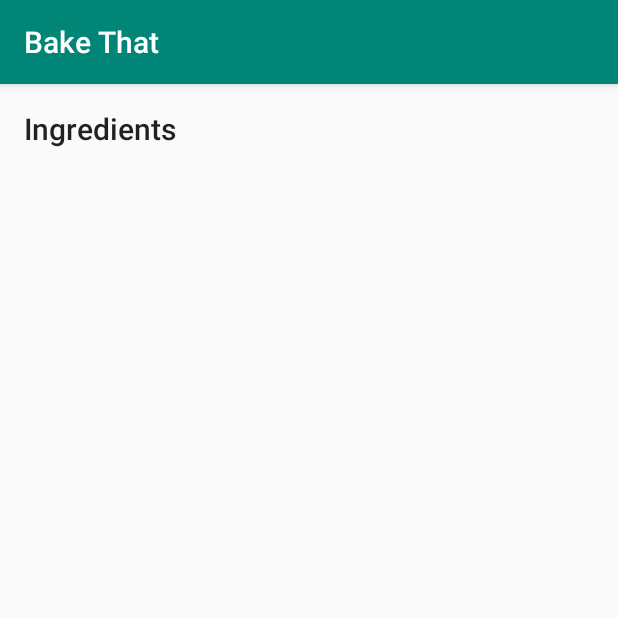
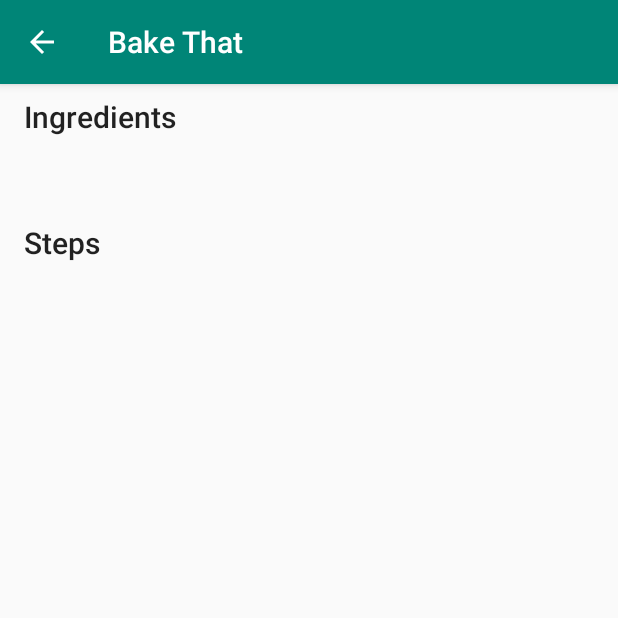
Before and after one commit to marios-codes/BakeThat, an Android app: the RecipeStepsActivity screen opened directly, with no data from a screen before it, on a phone screen of 412 x 824 dp, the top half of it. Run offline under Robolectric (Android 15) with nearby library versions, the phone set to English and light mode, and no system bars; our stand-ins replace ButterKnife, Timber; 3 statements that could not run were skipped.

Commit message:
Show steps list in cards in RecipeStepsFragment

```diff
--- a/app/src/main/AndroidManifest.xml
+++ b/app/src/main/AndroidManifest.xml
@@ -13,7 +13,8 @@
     android:roundIcon="@mipmap/ic_launcher_round"
     android:supportsRtl="true"
     android:theme="@style/AppTheme">
-    <activity android:name=".UI.RecipeStepsActivity">
+    <activity android:name=".UI.RecipeStepsActivity"
+      android:parentActivityName=".UI.RecipeStepsActivity">
     </activity>
     <activity android:name=".UI.SelectRecipeActivity">
       <intent-filter>
--- a/app/src/main/java/com/marioszou/android/bakethat/UI/RecipeStepsFragment.java
+++ b/app/src/main/java/com/marioszou/android/bakethat/UI/RecipeStepsFragment.java
@@ -5,14 +5,19 @@ import android.net.Uri;
 import android.os.Bundle;
 import android.support.annotation.Nullable;
 import android.support.v4.app.Fragment;
+import android.support.v4.view.ViewCompat;
+import android.support.v7.widget.LinearLayoutManager;
+import android.support.v7.widget.RecyclerView;
 import android.view.LayoutInflater;
 import android.view.View;
 import android.view.ViewGroup;
 import android.widget.TextView;
 import butterknife.BindView;
 import butterknife.ButterKnife;
+import com.marioszou.android.bakethat.Adapters.StepsAdapter;
 import com.marioszou.android.bakethat.Models.Ingredient;
 import com.marioszou.android.bakethat.Models.Recipe;
+import com.marioszou.android.bakethat.Models.Step;
 import com.marioszou.android.bakethat.R;
 import com.marioszou.android.bakethat.Utils.Ingredients;
 import java.util.List;
@@ -26,8 +31,12 @@ public class RecipeStepsFragment extends Fragment {
 
   private OnRecipeStepsFragmentItemClickListener mListener;
 
+  private StepsAdapter mAdapter;
+
   @BindView(R.id.tv_ingredients)
   TextView ingredientsTextView;
+  @BindView(R.id.rv_recipe_steps)
+  RecyclerView mRecyclerView;
 
   public RecipeStepsFragment() {
     // Required empty public constructor
@@ -54,13 +63,30 @@ public class RecipeStepsFragment extends Fragment {
     if (fragmentArgs.get(RecipeStepsActivity.EXTRAS_RECIPE_ITEM) != null) {
       Recipe recipe = fragmentArgs.getParcelable(RecipeStepsActivity.EXTRAS_RECIPE_ITEM);
       assert recipe != null;
-      List<Ingredient> ingredientsList = recipe.getIngredients();
-      Timber.d("Ingredients: %s", Ingredients.formatAllIngredientsToString(ingredientsList));
-      ingredientsTextView.setText(Ingredients.formatAllIngredientsToString(ingredientsList));
+      setupViews(recipe);
     } else {
       Timber
           .e("RecipeStepsFragment Arguments Bundle does not contain key: RecipeStepsActivity.EXTRAS_RECIPE_ITEM");
     }
+  }
+
+  private void setupViews(Recipe recipe) {
+    //show recipe's ingredients
+    List<Ingredient> ingredientsList = recipe.getIngredients();
+    Timber.d("Ingredients: %s", Ingredients.formatAllIngredientsToString(ingredientsList));
+    ingredientsTextView.setText(Ingredients.formatAllIngredientsToString(ingredientsList));
+
+    //setup and show recipe's steps in a recycler view
+    LinearLayoutManager layoutManager = new LinearLayoutManager(getContext());
+    mRecyclerView.setLayoutManager(layoutManager);
+    mRecyclerView.setHasFixedSize(true);
+    mAdapter = new StepsAdapter();
+    mRecyclerView.setAdapter(mAdapter);
+    //for smooth scrolling
+    ViewCompat.setNestedScrollingEnabled(mRecyclerView, false);
+
+    List<Step> stepsList = recipe.getSteps();
+    mAdapter.setStepsList(stepsList);
   }
 
   // TODO: Rename method, update argument and hook method into UI event
--- a/app/src/main/res/layout/fragment_recipe_steps.xml
+++ b/app/src/main/res/layout/fragment_recipe_steps.xml
@@ -4,6 +4,7 @@
   xmlns:tools="http://schemas.android.com/tools"
   android:layout_width="match_parent"
   android:layout_height="match_parent"
+  android:focusableInTouchMode="true"
   tools:context=".UI.RecipeStepsFragment">
 
   <LinearLayout
@@ -14,7 +15,10 @@
     <TextView
       android:layout_width="match_parent"
       android:layout_height="wrap_content"
-      android:layout_margin="16dp"
+      android:layout_marginStart="16dp"
+      android:layout_marginEnd="16dp"
+      android:layout_marginTop="8dp"
+      android:layout_marginBottom="8dp"
       android:text="@string/ingredients_label"
       android:textAppearance="@style/TextAppearance.AppCompat.Title"/>
 
@@ -22,9 +26,32 @@
       android:id="@+id/tv_ingredients"
       android:layout_width="match_parent"
       android:layout_height="wrap_content"
-    android:layout_margin="16dp"
+      android:layout_marginStart="16dp"
+      android:layout_marginEnd="16dp"
+      android:layout_marginTop="8dp"
+      android:layout_marginBottom="8dp"
       android:textAppearance="@style/TextAppearance.AppCompat.Medium"
       tools:text="• unsalted butter, melted (6.0 TBLSP)\n• granulated sugar (0.5 CUP) "/>
+
+    <TextView
+      android:layout_width="match_parent"
+      android:layout_height="wrap_content"
+      android:layout_marginTop="8dp"
+      android:layout_marginStart="16dp"
+      android:layout_marginEnd="16dp"
+      android:layout_marginBottom="8dp"
+      android:text="@string/steps_label"
+      android:textAppearance="@style/TextAppearance.AppCompat.Title"/>
+
+    <android.support.v7.widget.RecyclerView
+      android:id="@+id/rv_recipe_steps"
+      android:layout_width="match_parent"
+      android:layout_height="wrap_content"
+      android:layout_marginTop="8dp"
+      android:layout_marginStart="16dp"
+      android:layout_marginEnd="16dp"
+      android:layout_marginBottom="8dp">
+    </android.support.v7.widget.RecyclerView>
 
   </LinearLayout>
 
--- a/app/src/main/res/values/strings.xml
+++ b/app/src/main/res/values/strings.xml
@@ -4,4 +4,5 @@
   <!-- TODO: Remove or change this placeholder text -->
   <string name="hello_blank_fragment">Hello blank fragment</string>
   <string name="ingredients_label">Ingredients</string>
+  <string name="steps_label">Steps</string>
 </resources>
```
Also changed, not shown: app/src/main/java/com/marioszou/android/bakethat/Adapters/StepsAdapter.java (added, +65 -0 lines), app/src/main/java/com/marioszou/android/bakethat/UI/RecipeStepsActivity.java (+6 -13 lines), app/src/main/java/com/marioszou/android/bakethat/UI/SelectRecipeActivity.java (+4 -4 lines), app/src/main/res/layout/item_step_cardview.xml (added, +25 -0 lines). Lines whose indentation alone changed are shown as unchanged.
